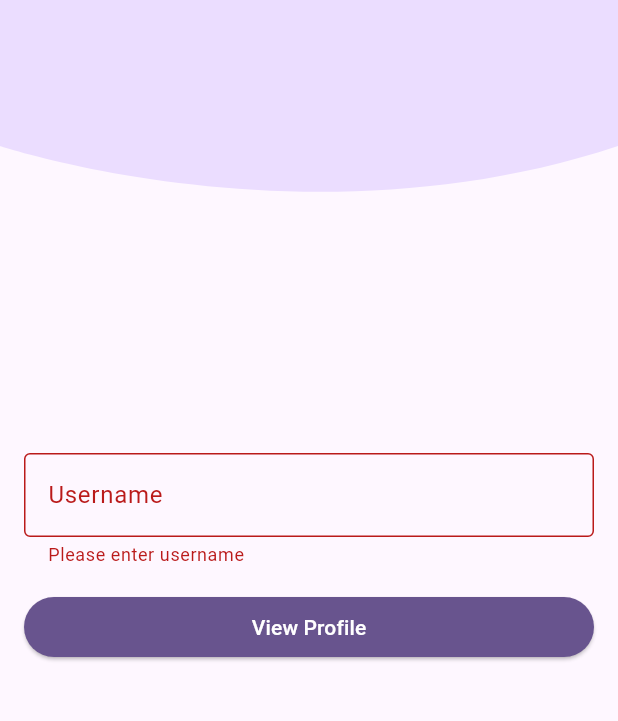
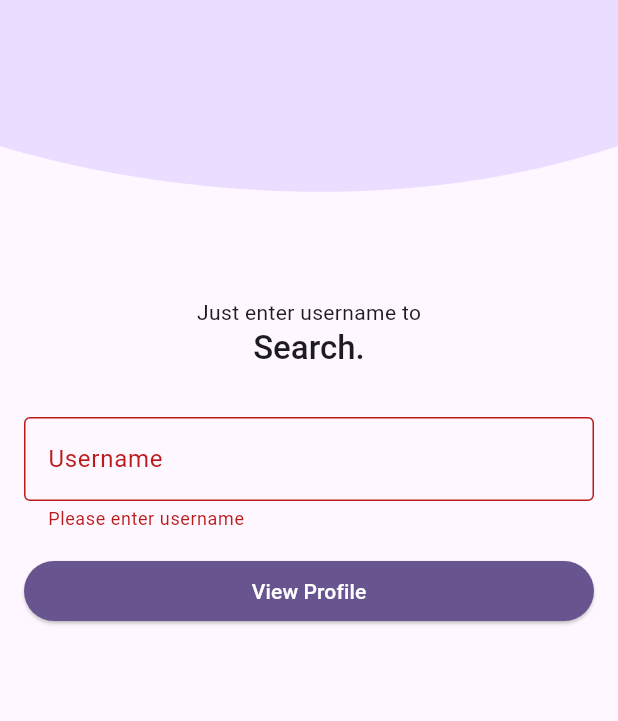
Before and after one commit to deep38/github_profile_viewer, a Flutter app: the screen it shows after launch, after a tap on "View Profile", on a phone screen of 412 x 824 dp, the part 369-1090 px from its top. Run offline on Flutter 3.47's test engine with Material 3 defaults, Android fonts, the phone set to English and light mode, and no system bars; drawn by our look-alikes of animated_text_kit; our stand-ins replace flutter_sticky_header, get; accounts and stored records are empty.

Commit message:
Updated:  - Added background color on welcome page header and animated text in    form title.  - Made whole profile page scrollable.  - Improved accessibility of information by containing into box.

```diff
--- a/lib/presentation/components/error_indicator.dart
+++ b/lib/presentation/components/error_indicator.dart
@@ -20,9 +20,9 @@ class ErrorIndicator extends StatelessWidget {
           true,
           onRetry,
         ),
-        UserNotFoundException _ => _buildErrorWidget(
+        NotFoundException e => _buildErrorWidget(
           AssetImage('assets/images/error/not_found.png'),
-          Strings.userNotFoundErrorMessage,
+          e.message,
         ),
         _ => _buildErrorWidget(
           AssetImage('assets/images/error/unexpected_error.png'),
--- a/lib/presentation/components/responsive_layout.dart
+++ b/lib/presentation/components/responsive_layout.dart
@@ -28,12 +28,9 @@ class ResponsiveLayout extends StatelessWidget {
           flex: bodyFlex,
           child: bodyBuilder(constraints),
         );
-        return Padding(
-          padding: MediaQuery.of(context).padding,
-          child: constraints.maxWidth > Dimens.mediumWidth
-              ? Row(children: [finalHeader, finalBody])
-              : Column(children: [finalHeader, finalBody]),
-        );
+        return constraints.maxWidth > Dimens.mediumWidth
+            ? Row(children: [finalHeader, finalBody])
+            : Column(children: [finalHeader, finalBody]);
       },
     );
   }
--- a/lib/presentation/controllers/profile_page_controller.dart
+++ b/lib/presentation/controllers/profile_page_controller.dart
@@ -76,7 +76,7 @@ class ProfilePageController extends GetxController {
   void filterRepos(String query) {
     searchTextEditingController.text = query;
 
-    repos.value = _repos?.where((repo) => repo.name.contains(query)).toList();
+    repos.value = _repos?.where((repo) => repo.name.contains(query.trim())).toList();
   }
 
   void onClearSearch() {
--- a/lib/presentation/pages/welcome_page.dart
+++ b/lib/presentation/pages/welcome_page.dart
@@ -1,5 +1,6 @@
 import 'dart:math';
 
+import 'package:animated_text_kit/animated_text_kit.dart';
 import 'package:flutter/material.dart';
 import 'package:get/get.dart';
 import 'package:github_profile_viewer/presentation/components/responsive_layout.dart';
@@ -48,7 +49,6 @@ class WelcomePage extends StatelessWidget {
               child: Container(
                 // transform: Mat,
                 color: Theme.of(context).colorScheme.primaryContainer,
-
               ),
             ),
 
@@ -56,7 +56,10 @@ class WelcomePage extends StatelessWidget {
               child: Column(
                 mainAxisAlignment: MainAxisAlignment.center,
                 children: [
-                  Text("GitHub", style: Theme.of(context).textTheme.displayLarge),
+                  Text(
+                    "GitHub",
+                    style: Theme.of(context).textTheme.displayLarge,
+                  ),
                   Text(
                     "PROFILE VIEWER",
                     style: Theme.of(context).textTheme.labelMedium,
@@ -71,9 +74,41 @@ class WelcomePage extends StatelessWidget {
 
           final form = Column(
             mainAxisSize: MainAxisSize.max,
-                mainAxisAlignment: MainAxisAlignment.center,
+            // mainAxisAlignment: MainAxisAlignment.center,
             // : MainAxisAlignment.spaceBetween,
             children: [
+              SizedBox(height: Dimens.paddingLarge),
+              Text('Just enter username to'),
+              AnimatedTextKit(
+                repeatForever: true,
+
+                animatedTexts: [
+                  TyperAnimatedText(
+                    'Search.',
+                    textStyle: Theme.of(context).textTheme.titleLarge?.copyWith(
+                      fontWeight: FontWeight.w500,
+                    ),
+                    speed: Duration(milliseconds: 100)
+                  ),
+
+                  TyperAnimatedText(
+                    'Explore.',
+                    textStyle: Theme.of(context).textTheme.titleLarge?.copyWith(
+                      fontWeight: FontWeight.w500,
+                    ),
+                    speed: Duration(milliseconds: 100)
+                  ),
+
+                  TyperAnimatedText(
+                    'Connect.',
+                    textStyle: Theme.of(context).textTheme.titleLarge?.copyWith(
+                      fontWeight: FontWeight.w500,
+                    ),
+                    speed: Duration(milliseconds: 100)
+                  ),
+                ],
+              ),
+              SizedBox(height: Dimens.paddingLarge),
               TextFormField(
                 key: Key(Strings.welcomePageUserNameFieldKey),
                 controller: _usernameTextEditingController,
@@ -104,9 +139,7 @@ class WelcomePage extends StatelessWidget {
                 style: ElevatedButton.styleFrom(
                   backgroundColor: Theme.of(context).colorScheme.primary,
                   foregroundColor: Theme.of(context).colorScheme.onPrimary,
-                      fixedSize: Size.fromWidth(
-                        MediaQuery.of(context).size.width,
-                      ),
+                  fixedSize: Size.fromWidth(MediaQuery.of(context).size.width),
                   maximumSize: Size.fromWidth(Dimens.mediumWidth),
                 ),
                 child: const Text(Strings.viewProfileButtonText),
@@ -115,22 +148,19 @@ class WelcomePage extends StatelessWidget {
           );
 
           return Padding(
-            padding: const EdgeInsets.symmetric(horizontal: Dimens.paddingMedium),
+            padding: const EdgeInsets.symmetric(
+              horizontal: Dimens.paddingMedium,
+            ),
             child: Form(
               key: _formKey,
-              child: isLargeWidth
-              ? SingleChildScrollView(
-                child: form,
-              )
-              : form
-            )
+              child: isLargeWidth ? SingleChildScrollView(child: form) : form,
+            ),
           );
         },
       ),
     );
   }
 }
-
 
 class _WaveClipper extends CustomClipper<Path> {
   @override
@@ -142,8 +172,18 @@ class _WaveClipper extends CustomClipper<Path> {
 
     final firstPoint = Point<double>(0, size.height - (size.height / 6));
     final secondPoint = Point<double>(size.width / 2, size.height);
-    final thirdPoint = Point<double>(size.width, size.height - (size.height / 6));
-    path.cubicTo(firstPoint.x, firstPoint.y, secondPoint.x, secondPoint.y, thirdPoint.x, thirdPoint.y);
+    final thirdPoint = Point<double>(
+      size.width,
+      size.height - (size.height / 6),
+    );
+    path.cubicTo(
+      firstPoint.x,
+      firstPoint.y,
+      secondPoint.x,
+      secondPoint.y,
+      thirdPoint.x,
+      thirdPoint.y,
+    );
 
     path.lineTo(size.width, 0);
     return path;
@@ -153,5 +193,4 @@ class _WaveClipper extends CustomClipper<Path> {
   bool shouldReclip(covariant CustomClipper<Path> oldClipper) {
     return false;
   }
-
 }
--- a/lib/utils/constants.dart
+++ b/lib/utils/constants.dart
@@ -8,12 +8,15 @@ sealed class Strings {
   static const invalidUserNameErrorMessage = 'Invalide username. Username can only contain alphabets, numbers and single -(hyphen) inbetween.';
   static const tooLongUserNameErrorMessage = 'Username is too long. it must be less than 40 characters.';
   static const userNotFoundErrorMessage = 'User not found.';
+  static const repositoryListNotFoundErrorMessage = 'Repository list not found.';
+  static const repositoryNotFoundErrorMessage = 'Repository not found.';
   static const noInternetConnectionErrorMessage = 'No internet connection. Check your connectivity then refresh.';
   static const unexpectedErrorMessage = 'Something went wrong. Please try again.';
 
   // UI Text
   static const viewProfileButtonText = 'View Profile';
-  static const emptyListMessage = 'Nothing to show here.';
+  static const repositoryListEmptyMessage = 'No repository found for this user.';
+  static const noItemsMatchYourSearch = 'No items matches your search.';
 
   // Key Strings
   static const welcomePageUsernameSubmitButtonKey = 'usernameSubmitButton';
--- a/lib/utils/exceptions.dart
+++ b/lib/utils/exceptions.dart
@@ -1,2 +1,5 @@
-class UserNotFoundException implements Exception {}
+class NotFoundException implements Exception {
+  NotFoundException({this.message = "Not found."});
+  final String message;
+}
 class NoNetworkException implements Exception {}
--- a/pubspec.yaml
+++ b/pubspec.yaml
@@ -37,6 +37,8 @@ dependencies:
   get: ^4.7.2
   url_launcher: ^6.3.2
   flutter_sticky_header: ^0.8.0
+  readmore: ^3.0.0
+  animated_text_kit: ^4.2.3
 
 dev_dependencies:
   flutter_test:
```
Also changed, not shown: lib/domain/repos/github_data_repository.dart (+4 -3 lines), lib/presentation/pages/profile_page.dart (+34 -25 lines), pubspec.lock, 1 other file. Lines whose indentation alone changed are shown as unchanged.
